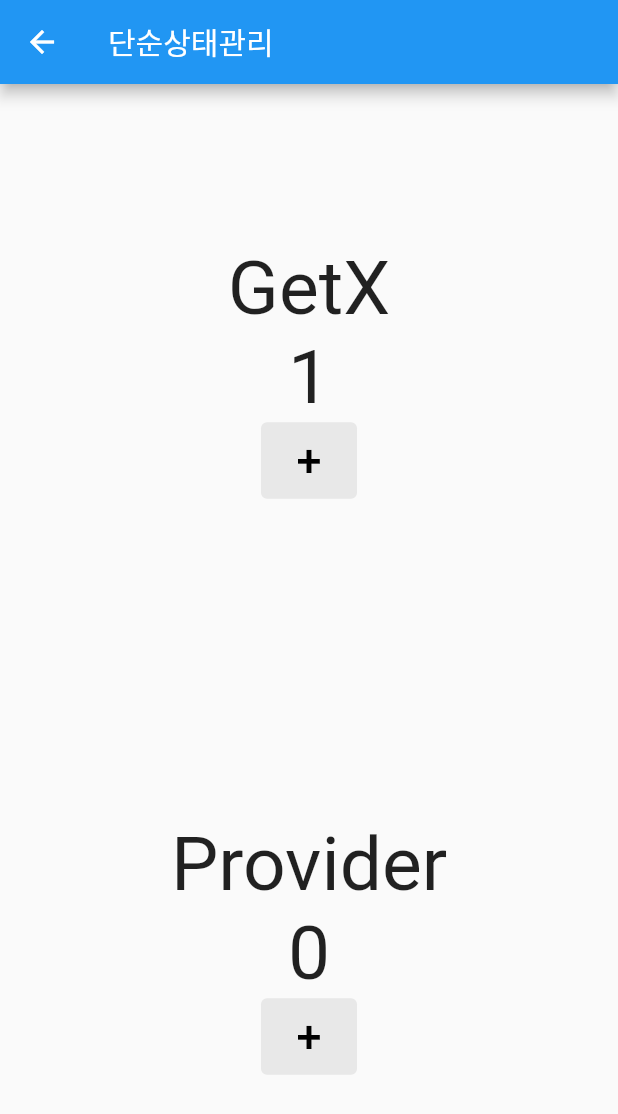
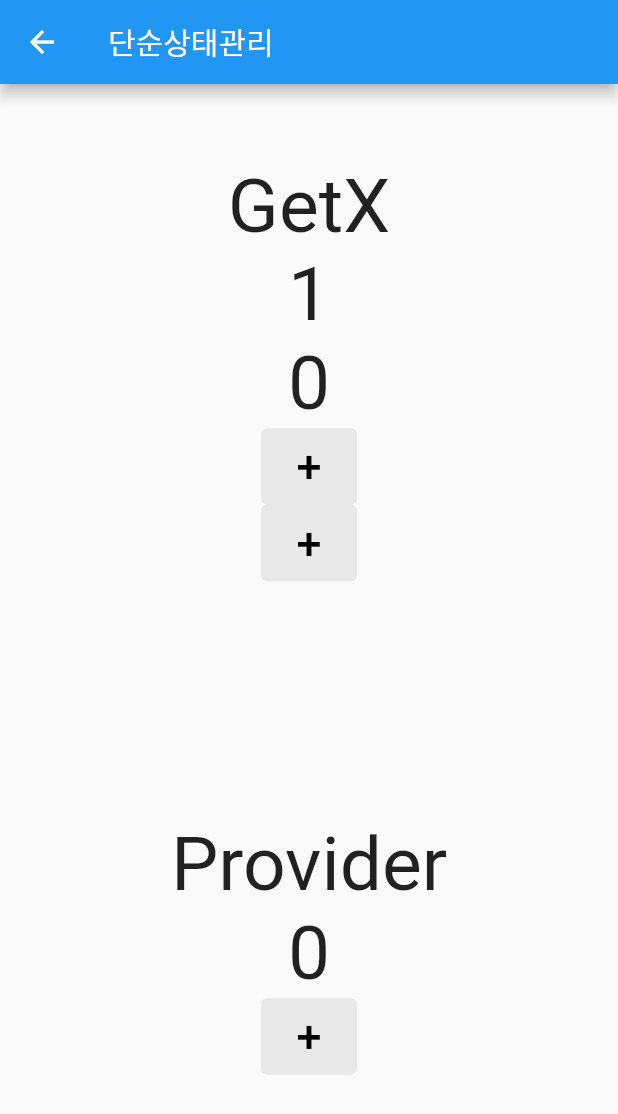
Before and after one commit to kicok/flutter_sample_getx, a Flutter app: the SimpleStateManagePage screen opened directly, after a tap on an icon or button, on a phone screen of 412 x 824 dp. Shown: the top 1114 px of the screen. Run offline on Flutter 3.47's test engine with Material 2 defaults, Android fonts, the phone set to English and light mode, and no system bars; our stand-ins replace get.

Commit message:
getx 방식 builder에 id를 추가하여 여러개를 별도로 컨트롤 할수 있음

```diff
--- a/lib/src/controller/count_controller_with_getx.dart
+++ b/lib/src/controller/count_controller_with_getx.dart
@@ -2,8 +2,8 @@
 
 class CountControllerWithGetX extends GetxController {
   int count = 0;
-  void increase() {
+  void increase(String id) {
     count++;
-    update();
+    update([id]);
   }
 }
--- a/lib/src/state/with_getx.dart
+++ b/lib/src/state/with_getx.dart
@@ -8,13 +8,13 @@
   final CountControllerWithGetX _controllerWithGetX =
       Get.put(CountControllerWithGetX());
 
-  Widget _button() {
+  Widget _button(String id) {
     return TextButton(
       style: Utils.textButtonStryle,
       onPressed: () {
         //Get.find<CountControllerWithGetX>().increase();
 
-        _controllerWithGetX.increase();
+        _controllerWithGetX.increase(id);
         //_controllerWithGetX을 멤버 변수로 인스턴스화 하면 Get.find()를 사용해서 인스턴스를 찾지 않아도 된다.
       },
       child: const Text(
@@ -33,13 +33,24 @@
         mainAxisAlignment: MainAxisAlignment.center,
         children: [
           const Text("GetX", style: TextStyle(fontSize: 50)),
-          GetBuilder<CountControllerWithGetX>(builder: (controller) {
-            return Text(
-              "${controller.count}",
-              style: const TextStyle(fontSize: 50),
-            );
-          }),
-          _button(),
+          GetBuilder<CountControllerWithGetX>(
+              id: "first",
+              builder: (controller) {
+                return Text(
+                  "${controller.count}",
+                  style: const TextStyle(fontSize: 50),
+                );
+              }),
+          GetBuilder<CountControllerWithGetX>(
+              id: "second",
+              builder: (controller) {
+                return Text(
+                  "${controller.count}",
+                  style: const TextStyle(fontSize: 50),
+                );
+              }),
+          _button("first"),
+          _button("second"),
         ],
       ),
     );
```
